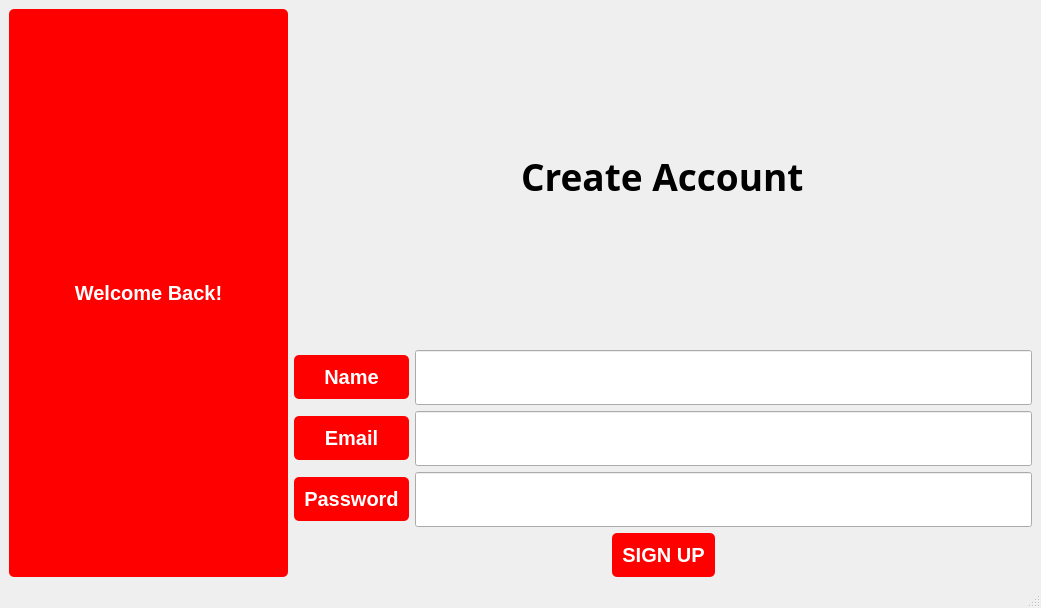
Qt form QT resource/login.ui (fatma105/Vending-Machine-App) before a commit.
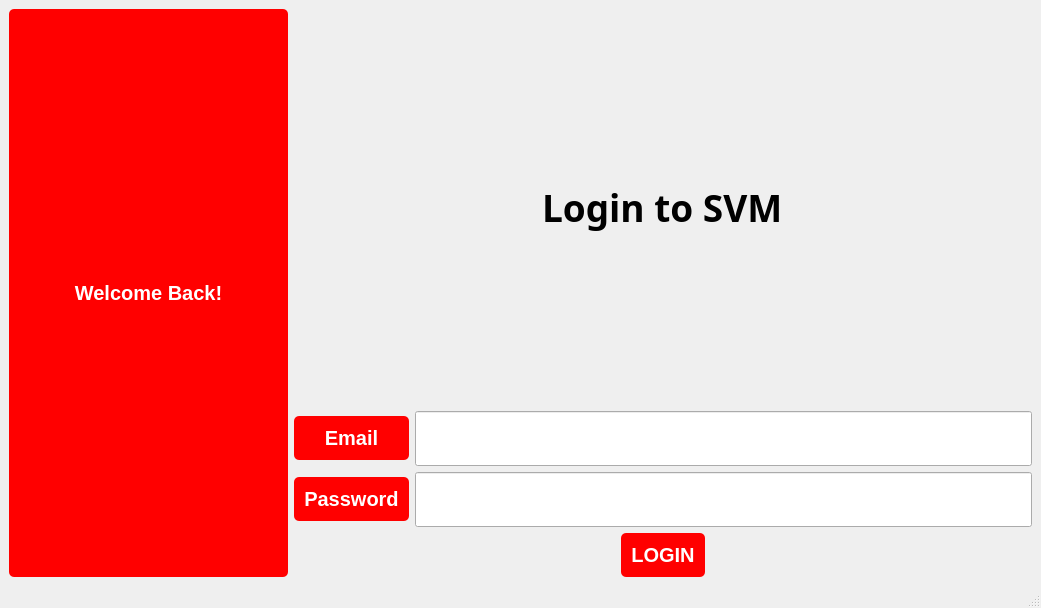
The same form after that commit.

The edit to the form file:
```diff
--- a/QT resource/login.ui
+++ b/QT resource/login.ui
@@ -127,7 +127,7 @@
 </string>
               </property>
               <property name="text">
-               <string>Create Account</string>
+               <string>Login to SVM</string>
               </property>
              </widget>
             </item>
@@ -148,42 +148,6 @@
           </item>
           <item>
            <layout class="QVBoxLayout" name="verticalLayout">
-            <item>
-             <layout class="QHBoxLayout" name="horizontalLayout">
-              <item>
-               <widget class="QPushButton" name="pushButton_2">
-                <property name="enabled">
-                 <bool>false</bool>
-                </property>
-                <property name="minimumSize">
-                 <size>
-                  <width>115</width>
-                  <height>0</height>
-                 </size>
-                </property>
-                <property name="maximumSize">
-                 <size>
-                  <width>140</width>
-                  <height>16777215</height>
-                 </size>
-                </property>
-                <property name="text">
-                 <string>Name</string>
-                </property>
-               </widget>
-              </item>
-              <item>
-               <widget class="QLineEdit" name="lineEdit">
-                <property name="minimumSize">
-                 <size>
-                  <width>0</width>
-                  <height>55</height>
-                 </size>
-                </property>
-               </widget>
-              </item>
-             </layout>
-            </item>
             <item>
              <layout class="QHBoxLayout" name="horizontalLayout_3">
               <item>
@@ -270,7 +234,7 @@
             <item>
              <widget class="QPushButton" name="pushButton_3">
               <property name="text">
-               <string>SIGN UP</string>
+               <string>LOGIN</string>
               </property>
              </widget>
             </item>
```
